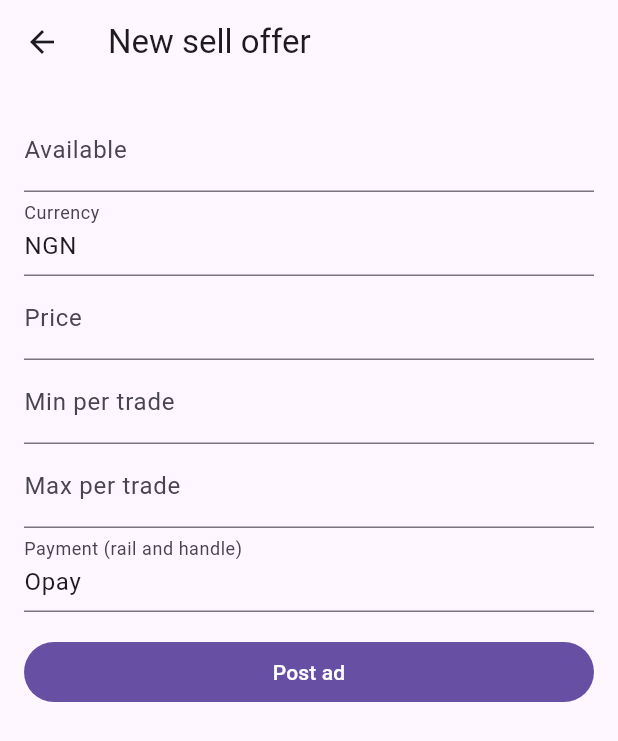
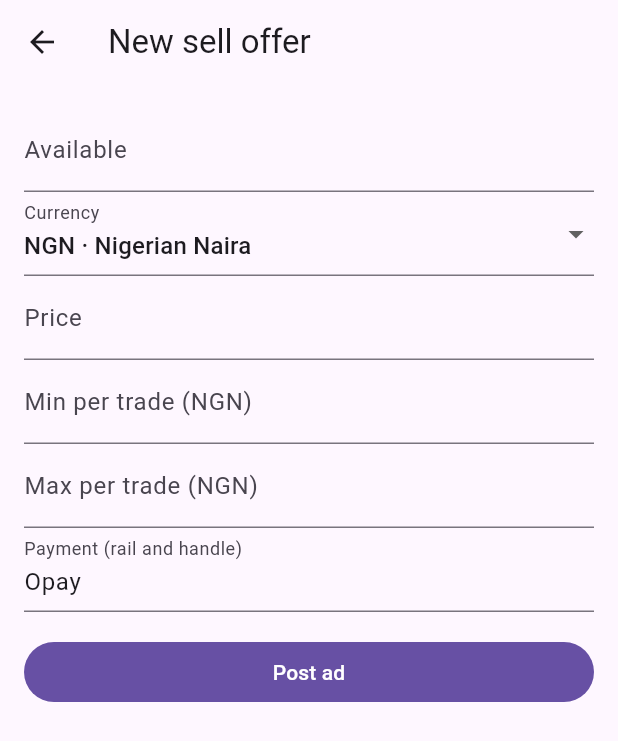
Before and after one commit to chukwuma619/twine-fiber-poc, a Flutter app: the screen it shows after launch, after a tap on "SELL CKB", after a tap on the "add" icon, on a phone screen of 412 x 824 dp. Shown: the top 741 px of the screen. Run offline on Flutter 3.47's test engine with Material 3 defaults, Android fonts, the phone set to English and light mode, and no system bars; our stand-ins replace image_picker, shared_preferences; network calls fail.

Commit message:
Refactor PostAdScreen to use a dropdown for currency selection, replacing the text field. Update currency handling to utilize the selected currency's code in trade submissions and UI labels. Clean up unused currency controller and improve user experience with dynamic currency display.

```diff
--- /dev/null
+++ b/app/lib/currencies.dart
@@ -0,0 +1,34 @@
+class FiatCurrency {
+  const FiatCurrency({required this.code, required this.name});
+
+  final String code;
+  final String name;
+
+  String get label => '$code · $name';
+}
+
+const fiatCurrencies = [
+  FiatCurrency(code: 'NGN', name: 'Nigerian Naira'),
+  FiatCurrency(code: 'GHS', name: 'Ghanaian Cedi'),
+  FiatCurrency(code: 'KES', name: 'Kenyan Shilling'),
+  FiatCurrency(code: 'UGX', name: 'Ugandan Shilling'),
+  FiatCurrency(code: 'TZS', name: 'Tanzanian Shilling'),
+  FiatCurrency(code: 'RWF', name: 'Rwandan Franc'),
+  FiatCurrency(code: 'ZAR', name: 'South African Rand'),
+  FiatCurrency(code: 'XOF', name: 'West African CFA'),
+  FiatCurrency(code: 'XAF', name: 'Central African CFA'),
+  FiatCurrency(code: 'EGP', name: 'Egyptian Pound'),
+  FiatCurrency(code: 'MAD', name: 'Moroccan Dirham'),
+  FiatCurrency(code: 'USD', name: 'US Dollar'),
+  FiatCurrency(code: 'EUR', name: 'Euro'),
+  FiatCurrency(code: 'GBP', name: 'British Pound'),
+  FiatCurrency(code: 'CAD', name: 'Canadian Dollar'),
+  FiatCurrency(code: 'AUD', name: 'Australian Dollar'),
+  FiatCurrency(code: 'INR', name: 'Indian Rupee'),
+  FiatCurrency(code: 'PHP', name: 'Philippine Peso'),
+  FiatCurrency(code: 'IDR', name: 'Indonesian Rupiah'),
+  FiatCurrency(code: 'BRL', name: 'Brazilian Real'),
+  FiatCurrency(code: 'MXN', name: 'Mexican Peso'),
+  FiatCurrency(code: 'CNY', name: 'Chinese Yuan'),
+  FiatCurrency(code: 'JPY', name: 'Japanese Yen'),
+];
--- a/app/lib/post_ad_screen.dart
+++ b/app/lib/post_ad_screen.dart
@@ -1,5 +1,6 @@
 import 'package:flutter/material.dart';
 
+import 'currencies.dart';
 import 'daemon_api.dart';
 import 'fiber_api.dart';
 import 'settings.dart';
@@ -22,20 +23,15 @@ class PostAdScreen extends StatefulWidget {
 
 class _PostAdScreenState extends State<PostAdScreen> {
   final TextEditingController _amount = TextEditingController();
-  final TextEditingController _currency = TextEditingController(text: 'NGN');
   final TextEditingController _price = TextEditingController();
   final TextEditingController _min = TextEditingController();
   final TextEditingController _max = TextEditingController();
   final TextEditingController _method = TextEditingController(text: 'Opay');
+  var _currency = fiatCurrencies.first;
   String? _error;
   var _busy = false;
 
   UserSettings get _user => widget.settings.settings;
-
-  String get _currencyCode {
-    final text = _currency.text.trim();
-    return text.isEmpty ? 'NGN' : text.toUpperCase();
-  }
 
   Future<void> _submit() async {
     setState(() {
@@ -52,7 +48,7 @@ class _PostAdScreenState extends State<PostAdScreen> {
         _user.daemonUrl,
         pubkey: pubkey,
         available: _amount.text,
-        currency: _currencyCode,
+        currency: _currency.code,
         price: _price.text,
         min: _min.text,
         max: _max.text,
@@ -76,7 +72,6 @@ class _PostAdScreenState extends State<PostAdScreen> {
   @override
   void dispose() {
     _amount.dispose();
-    _currency.dispose();
     _price.dispose();
     _min.dispose();
     _max.dispose();
@@ -97,34 +92,49 @@ class _PostAdScreenState extends State<PostAdScreen> {
             decoration: const InputDecoration(labelText: 'Available'),
             keyboardType: const TextInputType.numberWithOptions(decimal: true),
           ),
-          TextField(
+          DropdownButtonFormField<FiatCurrency>(
             key: const Key('ad-currency'),
-            controller: _currency,
-            decoration: const InputDecoration(
-              labelText: 'Currency',
-              hintText: 'NGN, GHS, USD…',
-            ),
-            textCapitalization: TextCapitalization.characters,
+            initialValue: _currency,
+            decoration: const InputDecoration(labelText: 'Currency'),
+            items: [
+              for (final currency in fiatCurrencies)
+                DropdownMenuItem(
+                  value: currency,
+                  child: Text(currency.label),
+                ),
+            ],
+            onChanged: _busy
+                ? null
+                : (value) {
+                    if (value == null) {
+                      return;
+                    }
+                    setState(() => _currency = value);
+                  },
           ),
           TextField(
             key: const Key('ad-price'),
             controller: _price,
-            decoration: const InputDecoration(
+            decoration: InputDecoration(
               labelText: 'Price',
-              hintText: 'for 1 CKB',
+              hintText: '${_currency.code} for 1 CKB',
             ),
             keyboardType: const TextInputType.numberWithOptions(decimal: true),
           ),
           TextField(
             key: const Key('ad-min'),
             controller: _min,
-            decoration: const InputDecoration(labelText: 'Min per trade'),
+            decoration: InputDecoration(
+              labelText: 'Min per trade (${_currency.code})',
+            ),
             keyboardType: const TextInputType.numberWithOptions(decimal: true),
           ),
           TextField(
             key: const Key('ad-max'),
             controller: _max,
-            decoration: const InputDecoration(labelText: 'Max per trade'),
+            decoration: InputDecoration(
+              labelText: 'Max per trade (${_currency.code})',
+            ),
             keyboardType: const TextInputType.numberWithOptions(decimal: true),
           ),
           TextField(
```
